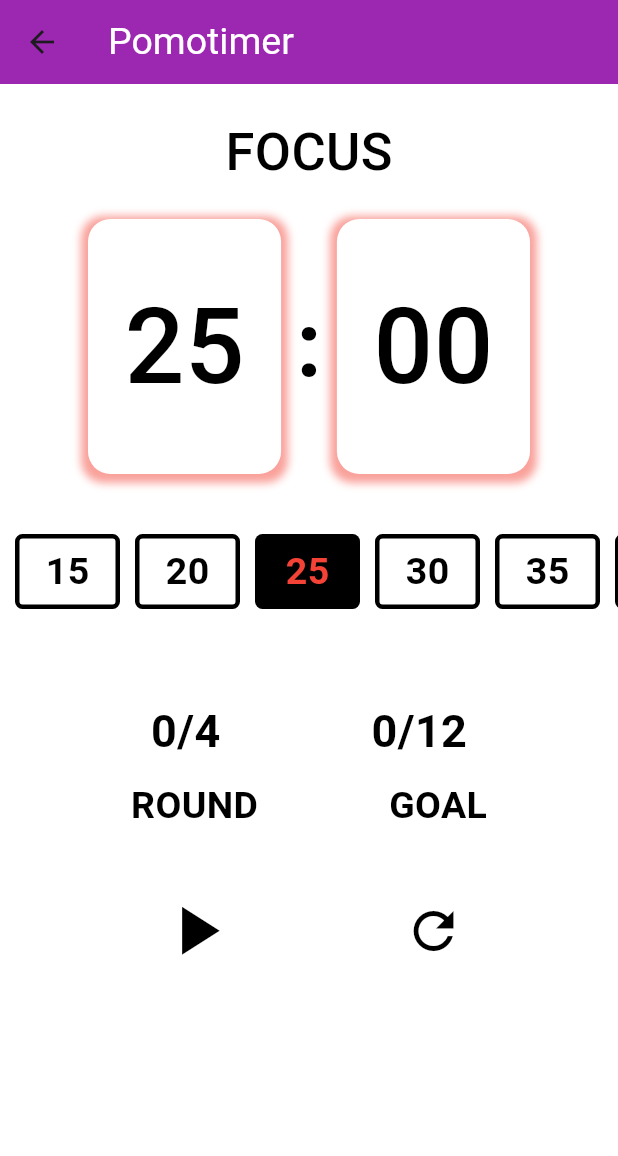
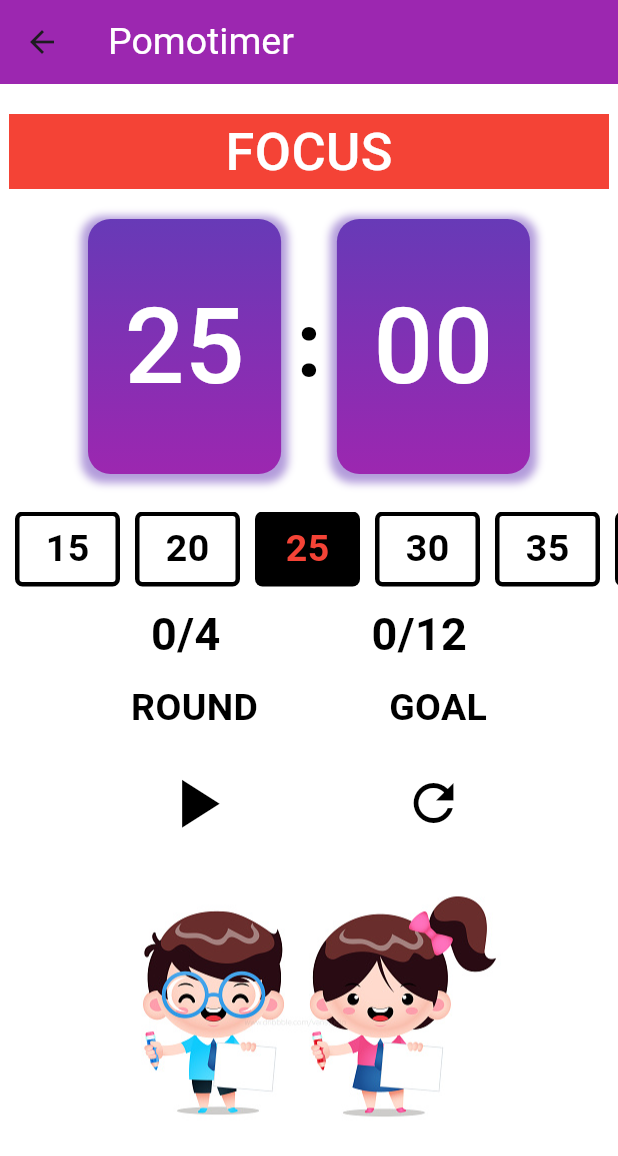
Before and after one commit to sahilsharma17/study-mate, a Flutter app: the PomodoroScreen screen opened directly, on a phone screen of 412 x 824 dp. Shown: the top 1156 px of the screen. Run offline on Flutter 3.47's test engine with Material 3 defaults, Android fonts, the phone set to English and light mode, and no system bars; our stand-ins replace cloud_firestore, confetti, country_picker, date_picker_timeline, firebase_auth, firebase_core and 9 more; accounts and stored records are empty; project files that could hold a hidden picture were left out.

Commit message:
Updated pomodoro

```diff
--- a/lib/screens/pomodoro_screen/pomodoroScreen.dart
+++ b/lib/screens/pomodoro_screen/pomodoroScreen.dart
@@ -50,19 +50,19 @@ class _PomodoroScreenState extends State<PomodoroScreen> {
            const SizedBox(height: 20),
             const TimerCard(),
           const  SizedBox(
-              height: 40,
+              height: 25,
             ),
             TimerOptions(),
           const  SizedBox(
-              height: 30,
+              height: 0,
             ),
             // TimeController(),
           const  SizedBox(
-              height: 30,
+              height: 10,
             ),
           const  ProgressWidget(),
           const  SizedBox(
-              height: 30,
+              height: 10,
             ),
             Row(
               mainAxisAlignment: MainAxisAlignment.spaceEvenly,
@@ -91,7 +91,21 @@ class _PomodoroScreenState extends State<PomodoroScreen> {
                       Provider.of<TimerService>(context, listen: false).reset(),
                 )
               ],
-            )
+            ),
+            Positioned(
+                    bottom: 0,
+                    left: 0,
+                    right: 0,
+                    child: Container(
+                      alignment: Alignment.bottomCenter,
+                      height: 200, // Set the height as needed
+                      child: Image.asset(
+                        'assets/kids.jpg', // Replace with your GIF URL
+                        height: 200, // Adjust height as needed
+                        fit: BoxFit.cover,
+                      ),
+                    ),
+                  ),
           ],
         ),
       )),
--- a/lib/screens/pomodoro_screen/pomodoro_widgets/timer_card.dart
+++ b/lib/screens/pomodoro_screen/pomodoro_widgets/timer_card.dart
@@ -1,99 +1,100 @@
 import 'package:flutter/material.dart';
-// import 'package:pomodoro/timerservise.dart';
-// import 'package:pomodoro/utils.dart';
 import 'package:provider/provider.dart';
 import 'package:study_buddy/screens/pomodoro_screen/timer_service.dart';
 import 'package:study_buddy/screens/pomodoro_screen/utils.dart';
 
 class TimerCard extends StatelessWidget {
-  const TimerCard({super.key});
+  const TimerCard({Key? key});
 
   @override
   Widget build(BuildContext context) {
     final provider = Provider.of<TimerService>(context);
-    final seconds=provider.currentDuration%60;
+    final seconds = provider.currentDuration % 60;
+
     return Column(
       children: [
-        Text(
+        Container(
+          width: 400,
+          color: renderColor(provider.currentState),
+          child: Align(
+            alignment: Alignment.center,
+            child: Text(
               provider.currentState,
-          style: textStyle(
-            Size: 35.0,
-            color: Colors.black,
+              style: TextStyle(
+                fontSize: 35.0,
+                color: Colors.white,
                 fontWeight: FontWeight.w500,
+              ),
+            ),
           ),
         ),
         const SizedBox(height: 20),
         Row(
           mainAxisAlignment: MainAxisAlignment.center,
           children: [
-            Container(
+            _buildTimeContainer(
+              context,
+              (provider.currentDuration ~/ 60).toString(),
+              Colors.deepPurple,
+              Colors.purple,
+            ),
+            const SizedBox(width: 10),
+            Text(
+              ":",
+              style: TextStyle(
+                fontSize: 60.0,
+                color: Colors.black,
+                fontWeight: FontWeight.bold,
+              ),
+            ),
+            const SizedBox(width: 10),
+            _buildTimeContainer(
+              context,
+              seconds == 0 ? "${seconds.round()}0" : seconds.round().toString(),
+              Colors.deepPurple,
+              Colors.purple,
+            ),
+          ],
+        ),
+      ],
+    );
+  }
+
+  Widget _buildTimeContainer(
+    BuildContext context,
+    String text,
+    Color startColor,
+    Color endColor,
+  ) {
+    return Container(
       width: MediaQuery.of(context).size.width / 3.2,
       height: 170,
       decoration: BoxDecoration(
-                color: Colors.white,
+        gradient: LinearGradient(
+          begin: Alignment.topCenter,
+          end: Alignment.bottomCenter,
+          colors: [startColor, endColor],
+        ),
         borderRadius: BorderRadius.circular(15),
         boxShadow: [
           BoxShadow(
-                      color: renderColor(provider.currentState).withOpacity(0.5),
+            color: startColor.withOpacity(0.5),
             spreadRadius: 4,
             blurRadius: 4,
-                      offset: const Offset(0, 2))
+            offset: const Offset(0, 2),
+          ),
         ],
       ),
       child: Center(
         child: Text(
-                (provider.currentDuration ~/ 60).toString(),
-                style: textStyle(
-                  Size: 70.0,
-                  color: Colors.black,
-                  // color: renderColor(provider.currentState),
+          text,
+          style: TextStyle(
+            fontSize: 70.0,
+            color: Colors.white,
             fontWeight: FontWeight.w500,
           ),
-              )),
-            ),
-            const SizedBox(
-              width: 10,
-            ),
-            Text(
-              ":",
-              style: textStyle(
-                Size: 60.0,
-                color: Colors.black,
-                fontWeight: FontWeight.bold,
         ),
       ),
-            const SizedBox(
-              width: 10,
-            ),
-            Container(
-              width: MediaQuery.of(context).size.width / 3.2,
-              height: 170,
-              decoration: BoxDecoration(
-                color: Colors.white,
-                borderRadius: BorderRadius.circular(15),
-                boxShadow: [
-                  BoxShadow(
-                      color: renderColor(provider.currentState).withOpacity(0.5),
-                      spreadRadius: 4,
-                      blurRadius: 4,
-                      offset:const Offset(0, 2))
-                ],
-              ),
-              child: Center(
-                  child: Text(
-                  seconds==0?"${seconds.round()}0":
-                seconds.round().toString(),
-                style: textStyle(
-                  Size: 70.0,
-                  color: Colors.black,
-                  // color: renderColor(provider.currentState),
-                  fontWeight: FontWeight.w500,
-                ),
-              )),
-            ),
-          ],
-        )
-      ],
     );
   }
 }
--- a/lib/screens/session_screen/utils/theme.dart
+++ b/lib/screens/session_screen/utils/theme.dart
@@ -6,8 +6,8 @@ ThemeData buildDarkTheme() {
   return ThemeData.dark().copyWith(
     useMaterial3: false,
     colorScheme: ColorScheme.fromSwatch(primarySwatch: Colors.purple),
-    primaryColorDark: primaryColor,
-    primaryColor: primaryColor,
+    primaryColorDark: Colors.purple,
+    primaryColor: Colors.purple,
     primaryIconTheme: const IconThemeData(grade: -25, weight: 100),
     textTheme: ThemeData.dark().textTheme.copyWith(
           displayLarge: const TextStyle(
@@ -48,8 +48,8 @@ ThemeData buildLightTheme() {
   return ThemeData.light().copyWith(
     useMaterial3: false,
     colorScheme: ColorScheme.fromSwatch(primarySwatch: Colors.purple),
-    primaryColorLight: primaryColor,
-    primaryColor: primaryColor,
+    primaryColorLight: Colors.purple,
+    primaryColor: Colors.purple,
     primaryIconTheme: const IconThemeData(grade: -25, weight: 100),
     scaffoldBackgroundColor: secondaryColor,
     textTheme: ThemeData.light().textTheme.copyWith(
```
Also changed, not shown: assets/kids.jpg (added), assets/studentWalking.gif (added). Lines whose indentation alone changed are shown as unchanged.
